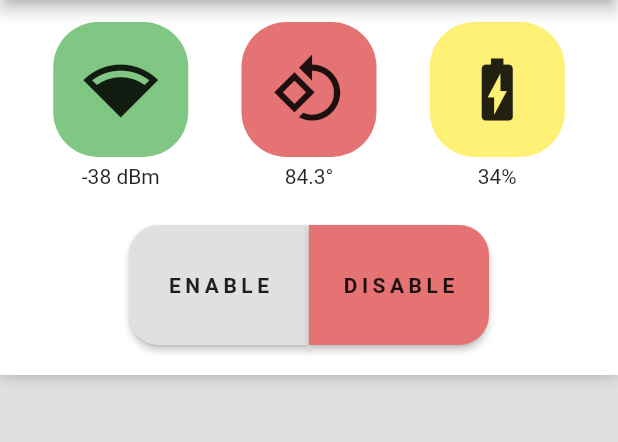
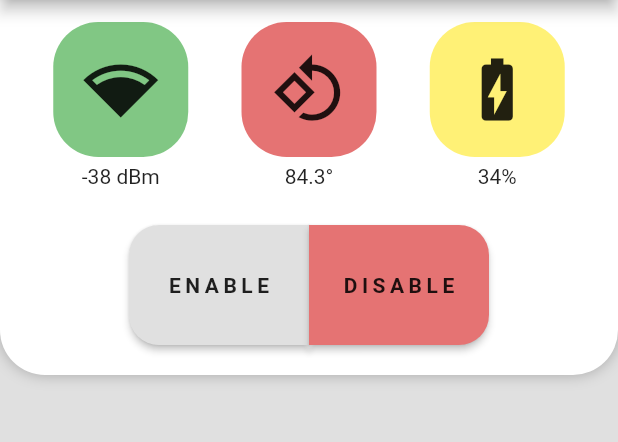
Before and after one commit to SouthEugeneRoboticsTeam/ursa-driver-station, a Flutter app: the screen it shows after launch, on a phone screen of 412 x 824 dp, the part 84-526 px from its top. Run offline on Flutter 3.47's test engine with Material 2 defaults, Android fonts, the phone set to English and light mode, and no system bars; drawn by our look-alikes of sliding_up_panel.

Commit message:
Make drawer corners rounded

```diff
--- a/lib/main.dart
+++ b/lib/main.dart
@@ -49,6 +49,10 @@ class HomePageState extends State<HomePage> {
         slideDirection: SlideDirection.DOWN,
         parallaxEnabled: true,
         parallaxOffset: 0.5,
+        borderRadius: BorderRadius.only(
+          bottomLeft: Radius.circular(30),
+          bottomRight: Radius.circular(30),
+        ),
         minHeight: 250,
         maxHeight: 400,
         panel: Telemetry(),
```
